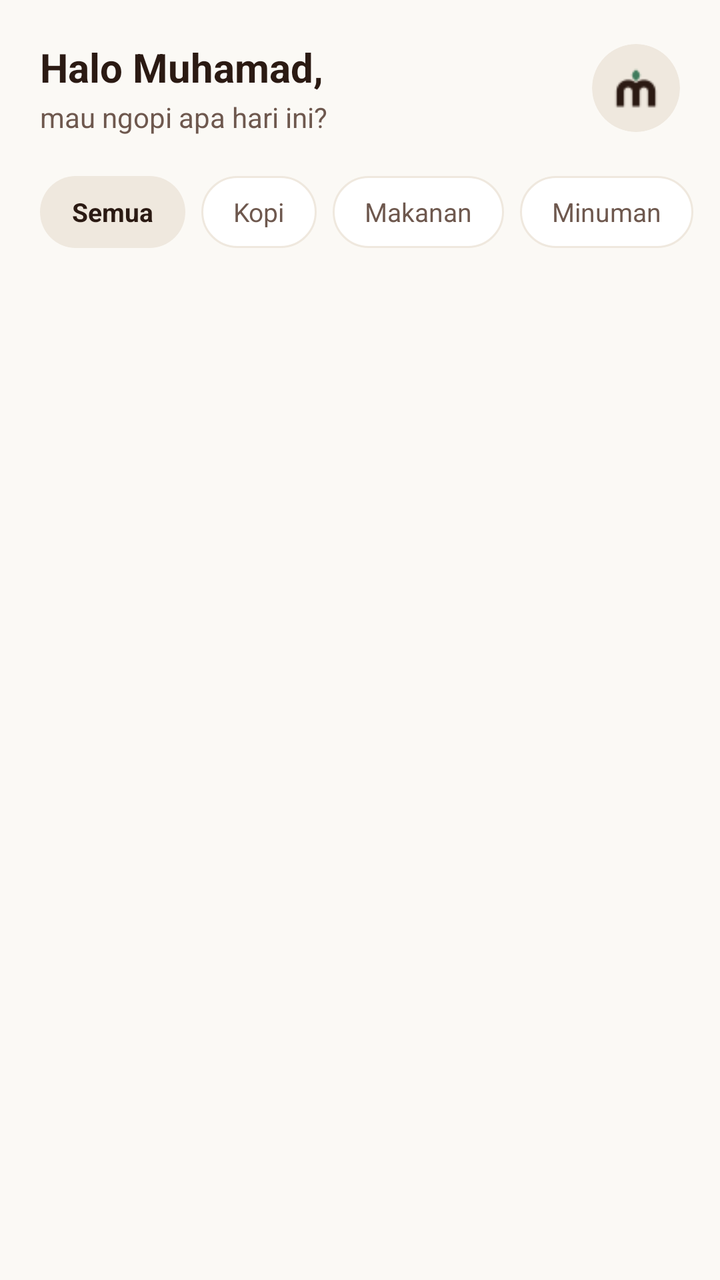
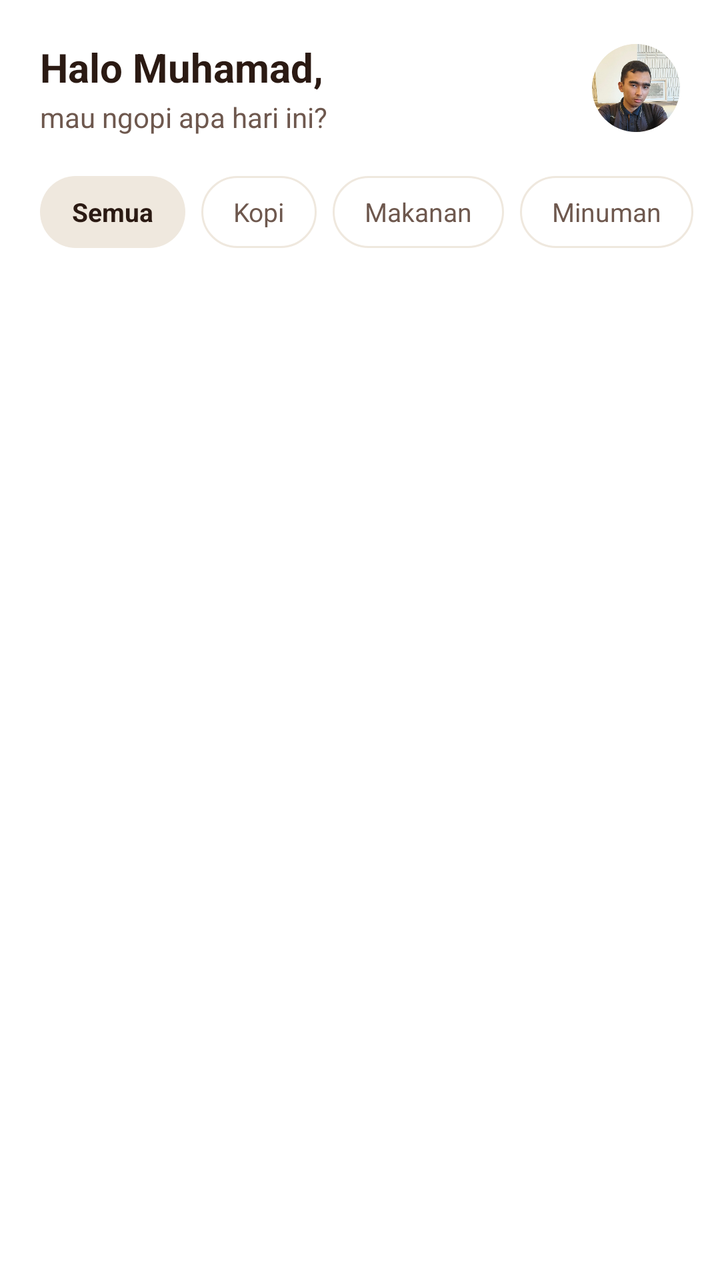

An Android layout rendered at two revisions. The XML below is the earlier revision; the diff shows what the commit changed to produce the second picture.
<!-- AndroidManifest.xml: application theme Theme.MiniKafe -->
<!-- res/layout/view_home_menu.xml -->
<?xml version="1.0" encoding="utf-8"?>
<LinearLayout xmlns:android="http://schemas.android.com/apk/res/android"
    xmlns:app="http://schemas.android.com/apk/res-auto"
    android:layout_width="match_parent"
    android:layout_height="match_parent"
    android:background="@color/background"
    android:orientation="vertical">

    
    <LinearLayout
        android:layout_width="match_parent"
        android:layout_height="wrap_content"
        android:gravity="center_vertical"
        android:orientation="horizontal"
        android:paddingHorizontal="20dp"
        android:paddingTop="20dp"
        android:paddingBottom="12dp">

        <LinearLayout
            android:layout_width="0dp"
            android:layout_height="wrap_content"
            android:layout_weight="1"
            android:orientation="vertical">

            <TextView
                android:id="@+id/tvHomeGreeting"
                android:layout_width="wrap_content"
                android:layout_height="wrap_content"
                android:text="Halo Muhamad,"
                android:textColor="@color/secondary"
                android:textSize="20sp"
                android:textStyle="bold" />

            <TextView
                android:layout_width="wrap_content"
                android:layout_height="wrap_content"
                android:layout_marginTop="2dp"
                android:text="mau ngopi apa hari ini?"
                android:textColor="@color/text_secondary"
                android:textSize="14sp" />
        </LinearLayout>

        
        <androidx.cardview.widget.CardView
            android:layout_width="44dp"
            android:layout_height="44dp"
            app:cardBackgroundColor="@color/surface_variant"
            app:cardCornerRadius="22dp"
            app:cardElevation="0dp">

            <ImageView
                android:layout_width="28dp"
                android:layout_height="28dp"
                android:layout_gravity="center"
                android:contentDescription="Profile Icon"
                android:src="@drawable/minikafe_logo_32" />
        </androidx.cardview.widget.CardView>
    </LinearLayout>

    
    <HorizontalScrollView
        android:layout_width="match_parent"
        android:layout_height="wrap_content"
        android:clipToPadding="false"
        android:paddingHorizontal="20dp"
        android:paddingVertical="8dp"
        android:scrollbars="none">

        <LinearLayout
            android:layout_width="wrap_content"
            android:layout_height="wrap_content"
            android:orientation="horizontal">

            <TextView
                android:id="@+id/chipAll"
                android:layout_width="wrap_content"
                android:layout_height="36dp"
                android:layout_marginEnd="8dp"
                android:background="@drawable/bg_chip_selected"
                android:gravity="center"
                android:paddingHorizontal="16dp"
                android:text="Semua"
                android:textColor="@color/secondary"
                android:textSize="13sp"
                android:textStyle="bold" />

            <TextView
                android:id="@+id/chipCoffee"
                android:layout_width="wrap_content"
                android:layout_height="36dp"
                android:layout_marginEnd="8dp"
                android:background="@drawable/bg_chip_normal"
                android:gravity="center"
                android:paddingHorizontal="16dp"
                android:text="Kopi"
                android:textColor="@color/text_secondary"
                android:textSize="13sp" />

            <TextView
                android:id="@+id/chipFood"
                android:layout_width="wrap_content"
                android:layout_height="36dp"
                android:layout_marginEnd="8dp"
                android:background="@drawable/bg_chip_normal"
                android:gravity="center"
                android:paddingHorizontal="16dp"
                android:text="Makanan"
                android:textColor="@color/text_secondary"
                android:textSize="13sp" />

            <TextView
                android:id="@+id/chipDrinks"
                android:layout_width="wrap_content"
                android:layout_height="36dp"
                android:background="@drawable/bg_chip_normal"
                android:gravity="center"
                android:paddingHorizontal="16dp"
                android:text="Minuman"
                android:textColor="@color/text_secondary"
                android:textSize="13sp" />
        </LinearLayout>
    </HorizontalScrollView>

    
    <androidx.recyclerview.widget.RecyclerView
        android:id="@+id/rvHomeMenuList"
        android:layout_width="match_parent"
        android:layout_height="0dp"
        android:layout_weight="1"
        android:clipToPadding="false"
        android:paddingHorizontal="20dp"
        android:paddingTop="8dp"
        android:paddingBottom="16dp" />

</LinearLayout>
<!-- resources referenced by this layout -->
<resources>
  <color name="background">#FBF9F5</color>
  <color name="secondary">#2B1A13</color>
  <color name="surface_variant">#EFE8DE</color>
  <color name="text_secondary">#6E584E</color>
  <!-- drawable bg_chip_normal (drawable) -->
  <?xml version="1.0" encoding="utf-8"?>
  <shape xmlns:android="http://schemas.android.com/apk/res/android"
      android:shape="rectangle">
      <solid android:color="@color/surface" />
      <corners android:radius="20dp" />
      <stroke
          android:width="1dp"
          android:color="@color/border_light" />
  </shape>
  <!-- drawable bg_chip_selected (drawable) -->
  <?xml version="1.0" encoding="utf-8"?>
  <shape xmlns:android="http://schemas.android.com/apk/res/android"
      android:shape="rectangle">
      <solid android:color="@color/surface_variant" />
      <corners android:radius="20dp" />
  </shape>
  <!-- drawable minikafe_logo_32: png bitmap (drawable, 6288 bytes) -->
  <style name="Theme.MiniKafe" parent="Base.Theme.MiniKafe" />
  <color name="surface">#FFFFFF</color>
  <color name="border_light">#EFE8DE</color>
  <style name="Base.Theme.MiniKafe" parent="Theme.Material3.DayNight.NoActionBar">
          
          <item name="colorPrimary">@color/primary</item>
          <item name="colorOnPrimary">@color/on_primary</item>
          <item name="colorSecondary">@color/secondary</item>
          <item name="colorOnSecondary">@color/on_secondary</item>
          <item name="android:colorBackground">@color/background</item>
          <item name="colorSurface">@color/surface</item>
          <item name="android:statusBarColor">@color/background</item>
          <item name="android:windowLightStatusBar">true</item>
      </style>
  <color name="primary">#C87D32</color>
  <color name="on_primary">#FFFFFF</color>
  <color name="on_secondary">#FFFFFF</color>
</resources>

<!-- the commit's change to res/layout/view_home_menu.xml (unified diff, before → after) -->
@@ -42,18 +42,22 @@
 
         
         <androidx.cardview.widget.CardView
+            android:id="@+id/btnHomeProfile"
             android:layout_width="44dp"
             android:layout_height="44dp"
+            android:clickable="true"
+            android:focusable="true"
+            android:foreground="?attr/selectableItemBackground"
             app:cardBackgroundColor="@color/surface_variant"
             app:cardCornerRadius="22dp"
             app:cardElevation="0dp">
 
             <ImageView
-                android:layout_width="28dp"
-                android:layout_height="28dp"
-                android:layout_gravity="center"
+                android:layout_width="match_parent"
+                android:layout_height="match_parent"
                 android:contentDescription="Profile Icon"
-                android:src="@drawable/minikafe_logo_32" />
+                android:scaleType="centerCrop"
+                android:src="@drawable/profil" />
         </androidx.cardview.widget.CardView>
     </LinearLayout>
 
<!-- resource entries referenced after the edit -->
@@ -1,6 +1,6 @@
 <!-- resources referenced by this layout -->
 <resources>
-  <color name="background">#FBF9F5</color>
+  <color name="background">#FFFFFF</color>
   <color name="secondary">#2B1A13</color>
   <color name="surface_variant">#EFE8DE</color>
   <color name="text_secondary">#6E584E</color>
@@ -21,7 +21,7 @@
       <solid android:color="@color/surface_variant" />
       <corners android:radius="20dp" />
   </shape>
-  <!-- drawable minikafe_logo_32: png bitmap (drawable, 6288 bytes) -->
+  <!-- drawable profil: jpeg bitmap (drawable, 76987 bytes) -->
   <style name="Theme.MiniKafe" parent="Base.Theme.MiniKafe" />
   <color name="surface">#FFFFFF</color>
   <color name="border_light">#EFE8DE</color>
